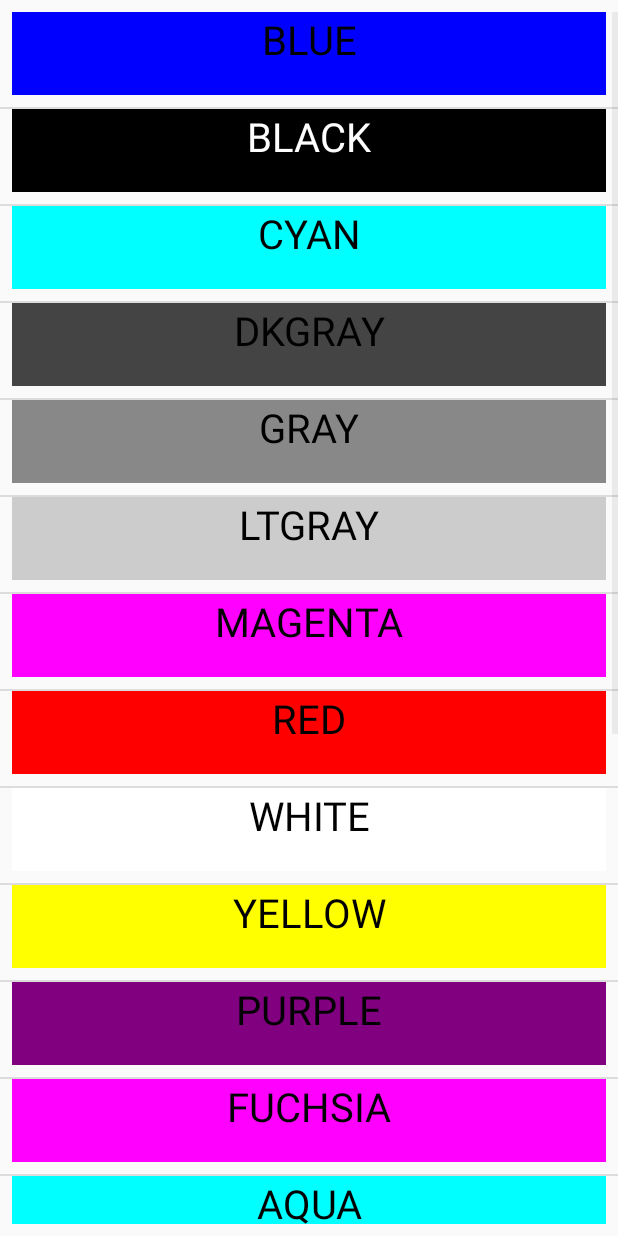
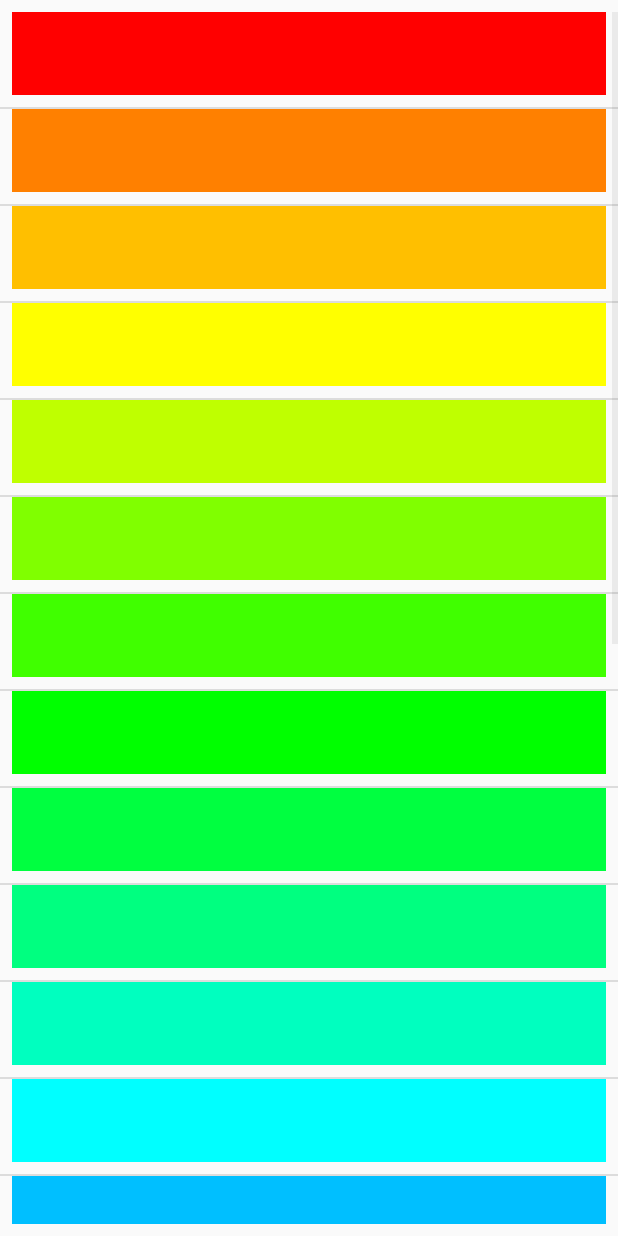
Before and after one commit to kursovayarpp1488/MemeEditor, an Android app: the ColorChoice screen opened directly, with no data from a screen before it, on a phone screen of 412 x 824 dp. Run offline under Robolectric (Android 15) with nearby library versions, the phone set to English and light mode, and no system bars.

Commit message:
color_array_added

```diff
--- a/app/src/main/java/com/mem/androiddraw/ColorAdapter.kt
+++ b/app/src/main/java/com/mem/androiddraw/ColorAdapter.kt
@@ -10,11 +10,6 @@ import android.widget.TextView
 class ColorAdapter : BaseAdapter{
     private var Context: android.content.Context? = null;
     var ColorList: MutableList<Int>? = null;
-
-    var StrColors = arrayOf("BLUE", "BLACK", "CYAN", "DKGRAY", "GRAY", "LTGRAY",
-            "MAGENTA", "RED", "WHITE", "YELLOW", "PURPLE",
-            "FUCHSIA", "AQUA", "ORANGERED", "MAROON", "LIME", "NAVY", "GOLDENROD"
-            , "BISQUE", "OLIVE", "GOLD");
 
     constructor(contect: android.content.Context, lst: MutableList<Int>?){
         this?.Context = contect;
@@ -32,11 +27,7 @@ class ColorAdapter : BaseAdapter{
 
         var Clr = VIEW?.findViewById<TextView>(R.id.textView)
 
-        Clr?.text = StrColors[position];
-        if (StrColors[position] == "BLACK")
-            Clr?.setTextColor(Color.rgb(255,255,255));
-        else
-            Clr?.setTextColor(Color.rgb(0,0,0));
+        Clr?.text = " ";
         Clr?.setBackgroundColor(ColorList!![position]);
 
         return VIEW;
--- a/app/src/main/java/com/mem/androiddraw/ColorChoice.kt
+++ b/app/src/main/java/com/mem/androiddraw/ColorChoice.kt
@@ -19,27 +19,9 @@ class ColorChoice : Activity(){
         super.onCreate(savedInstanceState);
         setContentView(R.layout.choice_layout);
         ListOfColors = mutableListOf<Int>();
-        ListOfColors!!.add(Color.BLUE);
-        ListOfColors!!.add(Color.BLACK);
-        ListOfColors!!.add(Color.CYAN);
-        ListOfColors!!.add(Color.DKGRAY);
-        ListOfColors!!.add(Color.GRAY);
-        ListOfColors!!.add(Color.LTGRAY);
-        ListOfColors!!.add(Color.MAGENTA);
-        ListOfColors!!.add(Color.RED);
-        ListOfColors!!.add(Color.WHITE);
-        ListOfColors!!.add(Color.YELLOW);
-        ListOfColors!!.add(Color.rgb(128, 0, 128));
-        ListOfColors!!.add(Color.rgb(255,0,255));
-        ListOfColors!!.add(Color.rgb(0,255,255));
-        ListOfColors!!.add(Color.rgb(255,69,0));
-        ListOfColors!!.add(Color.rgb(128,0,0));
-        ListOfColors!!.add(Color.rgb(0,255,0));
-        ListOfColors!!.add(Color.rgb(0,0,128));
-        ListOfColors!!.add(Color.rgb(218,165,32));
-        ListOfColors!!.add(Color.rgb(255,228,196));
-        ListOfColors!!.add(Color.rgb(128,128,0));
-        ListOfColors!!.add(Color.rgb(255,215,0));
+
+        for (name in colorArray)
+            ListOfColors!!.add(Color.parseColor(name));
 
 
         ClrList = findViewById<ListView>(R.id.LV)
@@ -61,5 +43,9 @@ class ColorChoice : Activity(){
 
     }
 
+    var colorArray = arrayOf("#ff0000", "#ff8000", "#ffbf00", "#ffff00", "#bfff00", "#80ff00", "#40ff00", "#00ff00",
+            "#00ff40", "#00ff80", "#00ffbf", "#00ffff", "#00bfff", "#0080ff", "#0040ff", "#0000ff", "#4000ff",
+            "#8000ff", "#bf00ff", "#ff00ff", "#ff00bf", "#ff0080", "#ff0040", "#ff0000");
+
 
 }
```
Also changed, not shown: 1 other file.
